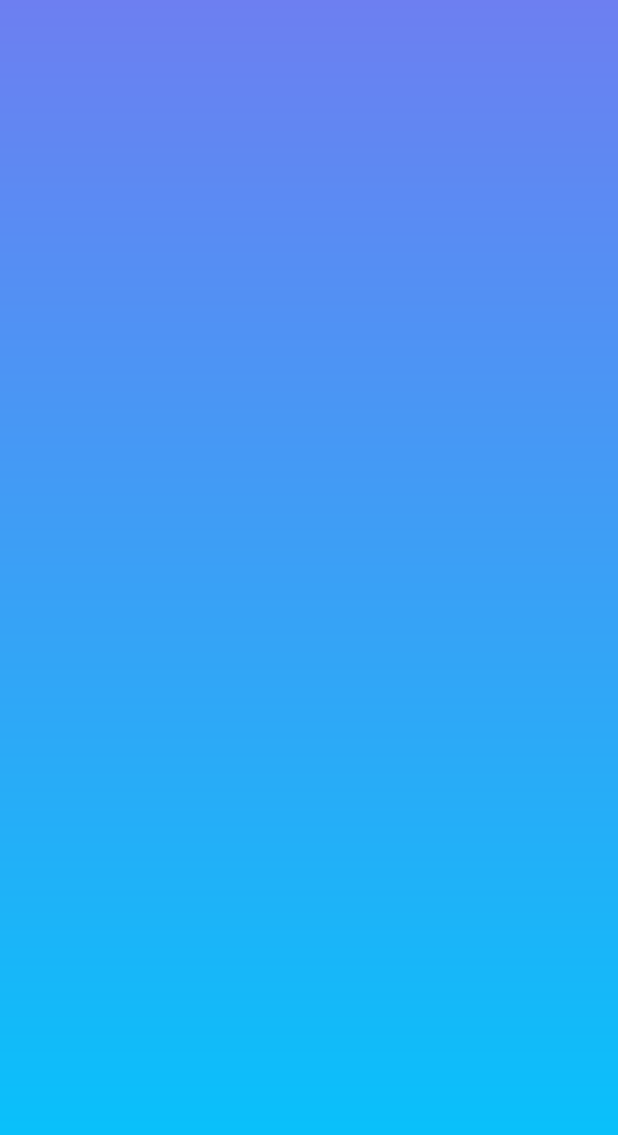
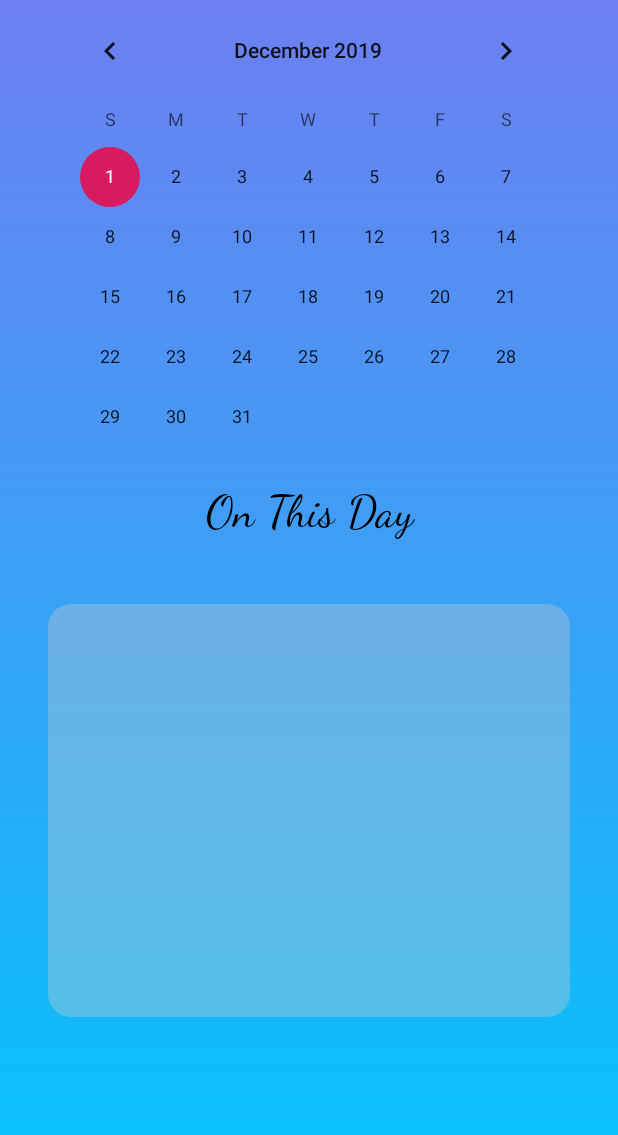
Before and after one commit to russe447/DailyJournal, an Android app: the CalendarActivity screen opened directly, with no data from a screen before it, on a phone screen of 412 x 824 dp. Shown: the top 1135 px of the screen. Run offline under Robolectric (Android 15) with nearby library versions, the phone set to English and light mode, and no system bars.

Commit message:
Calendar View

```diff
--- a/app/src/main/res/layout/activity_calendar.xml
+++ b/app/src/main/res/layout/activity_calendar.xml
@@ -8,5 +8,48 @@
     tools:context=".CalendarActivity">
 
 
+    <TextView
+        android:id="@+id/textView2"
+        android:layout_width="209dp"
+        android:layout_height="52dp"
+        android:layout_marginStart="101dp"
+        android:layout_marginTop="27dp"
+        android:layout_marginEnd="101dp"
+        android:layout_marginBottom="28dp"
+        android:fontFamily="cursive"
+        android:text="@string/day"
+        android:textAlignment="center"
+        android:textColor="#020000"
+        android:textSize="30sp"
+        app:layout_constraintBottom_toTopOf="@+id/editText"
+        app:layout_constraintEnd_toEndOf="parent"
+        app:layout_constraintStart_toStartOf="parent"
+        app:layout_constraintTop_toBottomOf="@+id/calendarView" />
 
+    <EditText
+        android:id="@+id/editText"
+        android:layout_width="348dp"
+        android:layout_height="275dp"
+        android:layout_marginStart="31dp"
+        android:layout_marginTop="28dp"
+        android:layout_marginEnd="32dp"
+        android:background="@drawable/rounded_corners"
+        android:ems="10"
+        android:gravity="start|top"
+        android:inputType="textMultiLine"
+        app:layout_constrainedWidth="@+id/calendarView"
+        app:layout_constraintEnd_toEndOf="parent"
+        app:layout_constraintStart_toStartOf="parent"
+        app:layout_constraintTop_toBottomOf="@+id/textView2" />
+
+    <CalendarView
+        android:id="@+id/calendarView"
+        android:layout_width="348dp"
+        android:layout_height="295dp"
+        android:layout_marginStart="30dp"
+        android:layout_marginEnd="30dp"
+        app:layout_constraintTop_toTopOf="parent"
+        app:layout_constraintEnd_toEndOf="parent"
+        app:layout_constraintHorizontal_bias="0.333"
+        app:layout_constraintStart_toStartOf="parent" />
 </androidx.constraintlayout.widget.ConstraintLayout>
--- a/app/src/main/res/values/strings.xml
+++ b/app/src/main/res/values/strings.xml
@@ -9,4 +9,5 @@
     <string name="calendar">Calendar</string>
     <string name="stats">Stats</string>
     <string name="settings">Settings</string>
+    <string name="day">On This Day</string>
 </resources>
```
